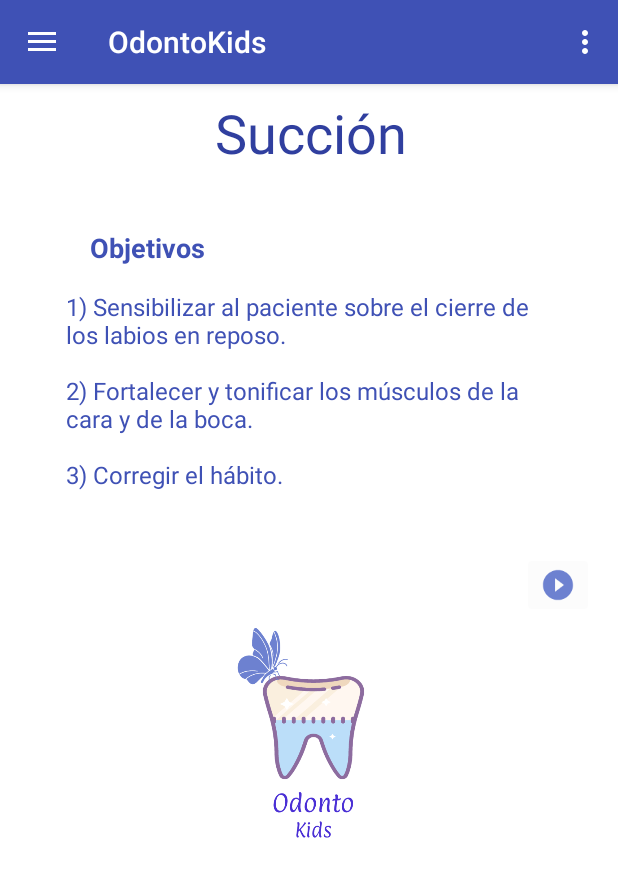
After one commit to mimel94/OdontoKids, an Android app: the fragment ObjectivesPraxiasFragment placed in its activity, on a phone screen of 412 x 824 dp. The commit adds this screen. Shown: the top 877 px of the screen. Run offline under Robolectric (Android 15) with nearby library versions, the phone set to English and light mode, and no system bars.

Commit message:
separated objectives and exercises, put play and pause sound objectivees

```diff
--- a/app/src/main/java/Adapter/CustomExpandableListAdapter.java
+++ b/app/src/main/java/Adapter/CustomExpandableListAdapter.java
@@ -7,6 +7,7 @@ import android.view.View;
 import android.view.ViewGroup;
 import android.widget.BaseExpandableListAdapter;
 import android.widget.TextView;
+import android.widget.Toast;
 
 import com.mimel.odontokids.R;
 
--- /dev/null
+++ b/app/src/main/java/com/mimel/odontokids/ObjectivesPraxiasFragment.java
@@ -0,0 +1,71 @@
+package com.mimel.odontokids;
+
+
+import android.media.MediaPlayer;
+import android.os.Bundle;
+import android.support.v4.app.Fragment;
+import android.support.v7.widget.CardView;
+import android.view.LayoutInflater;
+import android.view.View;
+import android.view.ViewGroup;
+import android.widget.ImageButton;
+
+
+/**
+ * A simple {@link Fragment} subclass.
+ */
+public class ObjectivesPraxiasFragment extends Fragment {
+
+    private MediaPlayer mp;
+    private ImageButton soundButon;
+    private CardView cardView;
+
+    public ObjectivesPraxiasFragment() {
+        // Required empty public constructor
+    }
+
+
+
+    @Override
+    public View onCreateView(LayoutInflater inflater, ViewGroup container,
+                             Bundle savedInstanceState) {
+        // Inflate the layout for this fragment
+        final View rootview = inflater.inflate(R.layout.fragment_objectives_praxias, container, false);
+
+        mp = MediaPlayer.create(getActivity(), R.raw.succion);
+        soundButon = (ImageButton)rootview.findViewById(R.id.objetivoSound);
+        soundButon.setOnClickListener(new View.OnClickListener() {
+            @Override
+            public void onClick(View view) {
+                playAndPauseSound();
+            }
+        });
+        cardView = (CardView)rootview.findViewById(R.id.cardViewObjectives);
+        cardView.setOnClickListener(new View.OnClickListener() {
+            @Override
+            public void onClick(View view) {
+                playAndPauseSound();
+            }
+        });
+
+
+
+        return rootview;
+    }
+    public void playAndPauseSound(){
+        if(mp.isPlaying()){
+            mp.pause();
+            soundButon.setImageResource(R.drawable.ic_play_circle_filled_black_24dp);
+        }else {
+            mp.start();
+            soundButon.setImageResource(R.drawable.ic_pause_circle_filled_black_24dp);
+        }
+        mp.setOnCompletionListener(new MediaPlayer.OnCompletionListener() {
+            @Override
+            public void onCompletion(MediaPlayer mediaPlayer) {
+                soundButon.setImageResource(R.drawable.ic_play_circle_filled_black_24dp);
+            }
+        });
+    }
+
+}
--- /dev/null
+++ b/app/src/main/res/layout/fragment_objectives_praxias.xml
@@ -0,0 +1,107 @@
+<?xml version="1.0" encoding="utf-8"?>
+<android.support.constraint.ConstraintLayout xmlns:android="http://schemas.android.com/apk/res/android"
+    xmlns:tools="http://schemas.android.com/tools"
+    android:layout_width="match_parent"
+    android:layout_height="match_parent"
+    xmlns:app="http://schemas.android.com/apk/res-auto"
+    xmlns:card_view="http://schemas.android.com/apk/res-auto"
+    tools:context=".ObjectivesPraxiasFragment">
+
+    <!-- TODO: Update blank fragment layout -->
+
+    <TextView
+        android:id="@+id/textView2"
+        android:layout_width="wrap_content"
+        android:layout_height="wrap_content"
+        android:layout_marginTop="8dp"
+        android:text="@string/title_praxias"
+        android:textColor="@color/colorPrimaryDark"
+        android:textSize="@dimen/title_size"
+        app:layout_constraintHorizontal_bias="0.504"
+        app:layout_constraintLeft_toLeftOf="parent"
+        app:layout_constraintRight_toRightOf="parent"
+        app:layout_constraintTop_toTopOf="parent" />
+
+
+    <ImageView
+        android:id="@+id/imageView2"
+        android:layout_width="match_parent"
+        android:layout_height="150dp"
+        android:layout_marginBottom="8dp"
+
+        android:layout_marginEnd="8dp"
+        android:layout_marginLeft="8dp"
+        android:layout_marginRight="8dp"
+        android:layout_marginStart="8dp"
+        android:layout_marginTop="42dp"
+        android:src="@drawable/logo"
+        app:layout_constraintBottom_toBottomOf="parent"
+        app:layout_constraintEnd_toEndOf="parent"
+        app:layout_constraintStart_toStartOf="parent"
+        app:layout_constraintTop_toBottomOf="@+id/cardViewObjectives" />
+
+    <ImageButton
+        android:id="@+id/objetivoSound"
+        android:layout_width="48dp"
+        android:layout_height="wrap_content"
+        android:layout_marginEnd="16dp"
+        android:layout_marginRight="16dp"
+        android:layout_marginTop="312dp"
+        android:backgroundTint="@color/cardview_shadow_end_color"
+        android:src="@drawable/ic_play_circle_filled_black_24dp"
+        app:layout_constraintEnd_toEndOf="parent"
+        app:layout_constraintTop_toTopOf="parent" />
+
+    <android.support.v7.widget.CardView
+        android:id="@+id/cardViewObjectives"
+        android:layout_width="341dp"
+        android:layout_height="243dp"
+        android:layout_marginEnd="8dp"
+        android:layout_marginLeft="8dp"
+        android:layout_marginRight="8dp"
+        android:layout_marginStart="8dp"
+        android:layout_marginTop="16dp"
+        app:cardBackgroundColor="@android:color/background_light"
+        app:cardCornerRadius="10dp"
+        app:layout_constraintEnd_toEndOf="parent"
+        app:layout_constraintHorizontal_bias="0.516"
+        app:layout_constraintStart_toStartOf="parent"
+        app:layout_constraintTop_toBottomOf="@+id/textView2">
+
+        <LinearLayout
+            android:layout_width="match_parent"
+            android:layout_height="229dp"
+            android:orientation="vertical">
+
+            <TextView
+                android:id="@+id/textView4"
+                android:layout_width="wrap_content"
+                android:layout_height="wrap_content"
+                android:layout_marginLeft="24dp"
+                android:layout_marginTop="24dp"
+                android:text="@string/objetivos"
+                android:textColor="@color/colorPrimary"
+                android:textSize="18sp"
+                android:textStyle="bold" />
+
+            <TextView
+                android:id="@+id/textView11"
+                android:layout_width="match_parent"
+                android:layout_height="171dp"
+                android:layout_marginEnd="8dp"
+                android:layout_marginStart="8dp"
+                android:layout_marginTop="16dp"
+                android:text="@string/objetivos_succion"
+                android:textColor="@color/colorPrimary"
+                android:textSize="16sp" />
+
+
+        </LinearLayout>
+
+    </android.support.v7.widget.CardView>
+
+
+
+
+
+</android.support.constraint.ConstraintLayout>
--- a/app/src/main/res/values/colors.xml
+++ b/app/src/main/res/values/colors.xml
@@ -4,7 +4,7 @@
     <color name="colorPrimaryDark">#303f9f</color>
     <color name="colorAccent">#FF4081</color>
     <color name="txt_color">#4a2fd5</color>
-    <color name="dividerColor">#80CBC4</color>
+    <color name="dividerColor">#80cbc4</color>
     <color name="list_item_title">#AAAAAA</color>
     <color name="list_group_title">#808080</color>
     <color name="white">#ffffff</color>
--- a/app/src/main/res/values/strings.xml
+++ b/app/src/main/res/values/strings.xml
@@ -25,8 +25,9 @@
     <string name="student_2">Gabriela Escandón Salas</string>
     <string name="student_3">Luisa Alejandra Rodríguez Hernández</string>
     <string name="objetivos">Objetivos</string>
-    <string name="objetivos_succion">1.Concientizar al paciente de la correcta postura de los labios en reposo.
-                                    \n2.Fortalecer y tonificar los músculos orofaciales</string>
+    <string name="objetivos_succion">1) Sensibilizar al paciente sobre el cierre de los labios en reposo.
+                                    \n\n2) Fortalecer y tonificar los músculos de la cara y de la boca.
+                                    \n\n3) Corregir el hábito.</string>
     <string name="objetivos_oral">1.Concienticar al paciente del hábito y de consecuencias.\n
                                   2.Enseñar a respirar.\n
                                   3.Fortalecer el músculo del diafragma por ende la capacidad pulmonar.\n
```
Also changed, not shown: app/src/main/java/com/mimel/odontokids/MainActivity.java (+30 -11 lines), app/src/main/java/com/mimel/odontokids/PraxiasFragment.java (+4 -10 lines), app/src/main/res/layout/fragment_praxias.xml (+1 -39 lines), app/src/main/res/drawable/logo.png (added), 3 other files.
